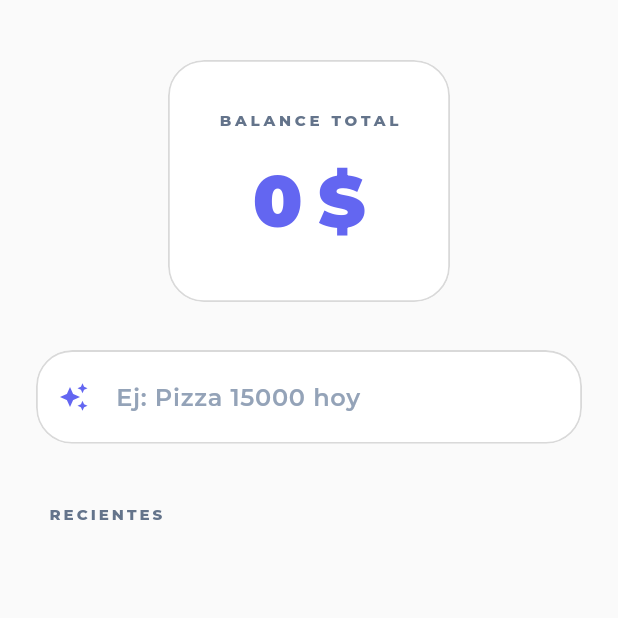
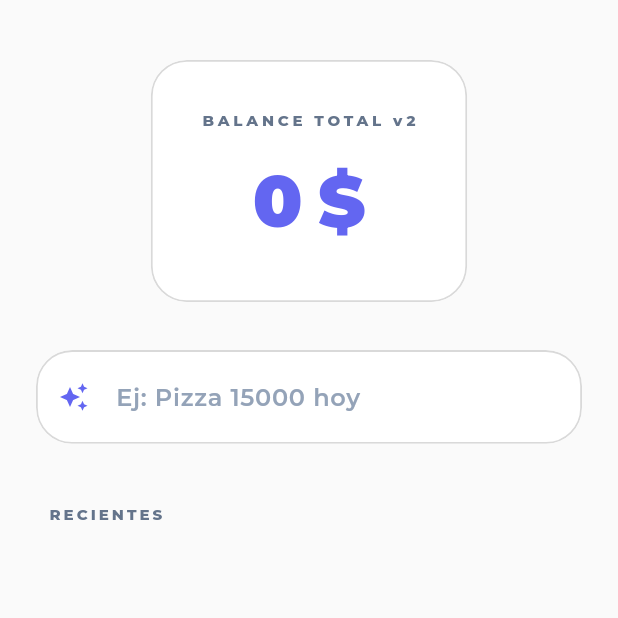
Before and after one commit to GuaripoloMarley/Lukas, a Flutter app: the screen it shows after launch, on a phone screen of 412 x 824 dp, the top half of it. Run offline on Flutter 3.47's test engine with Material 3 defaults, Android fonts, the light colour scheme and no system bars; our stand-ins replace fl_chart, google_fonts, google_generative_ai, pdf, printing, share_plus and 2 more; missing offline and left inert: excel; accounts and stored records are empty; statements that could not run were skipped.

Commit message:
fix errores compilacion

```diff
--- a/lib/screens/inicio_screen.dart
+++ b/lib/screens/inicio_screen.dart
@@ -52,7 +52,7 @@ class _InicioScreenState extends State<InicioScreen> {
                       crossAxisAlignment: CrossAxisAlignment.center,
                       children: [
                         Text(
-                          'BALANCE TOTAL',
+                          'BALANCE TOTAL v2',
                           style: TextStyle(
                             color: isDark
                                 ? Colors.white38
```
